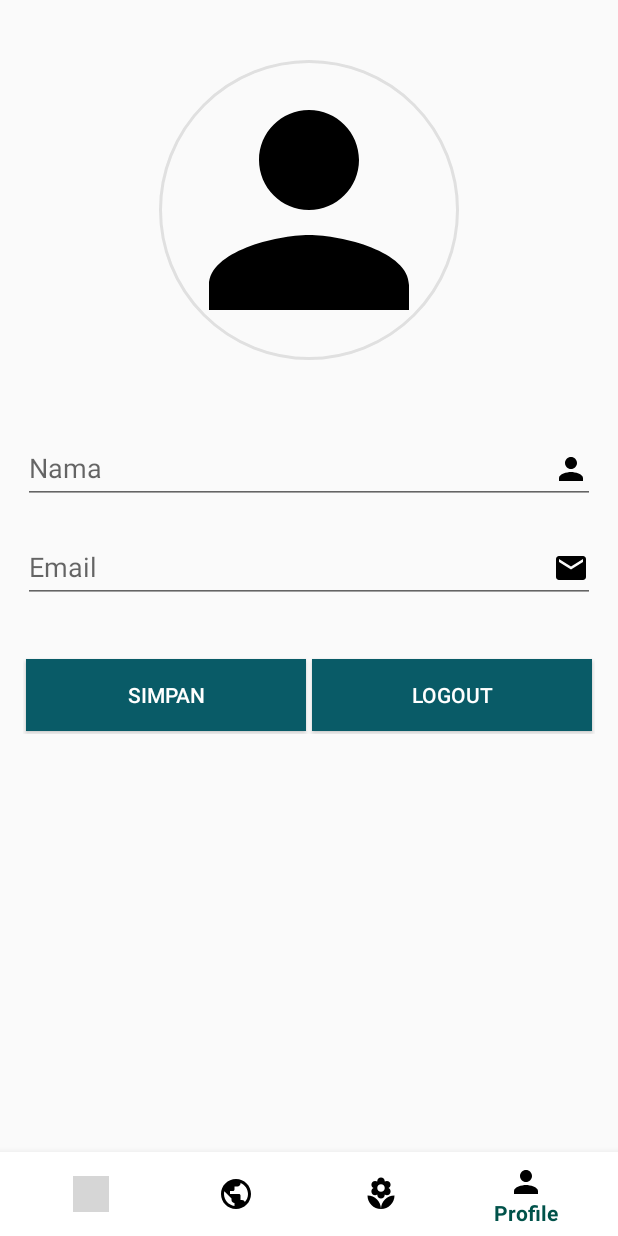
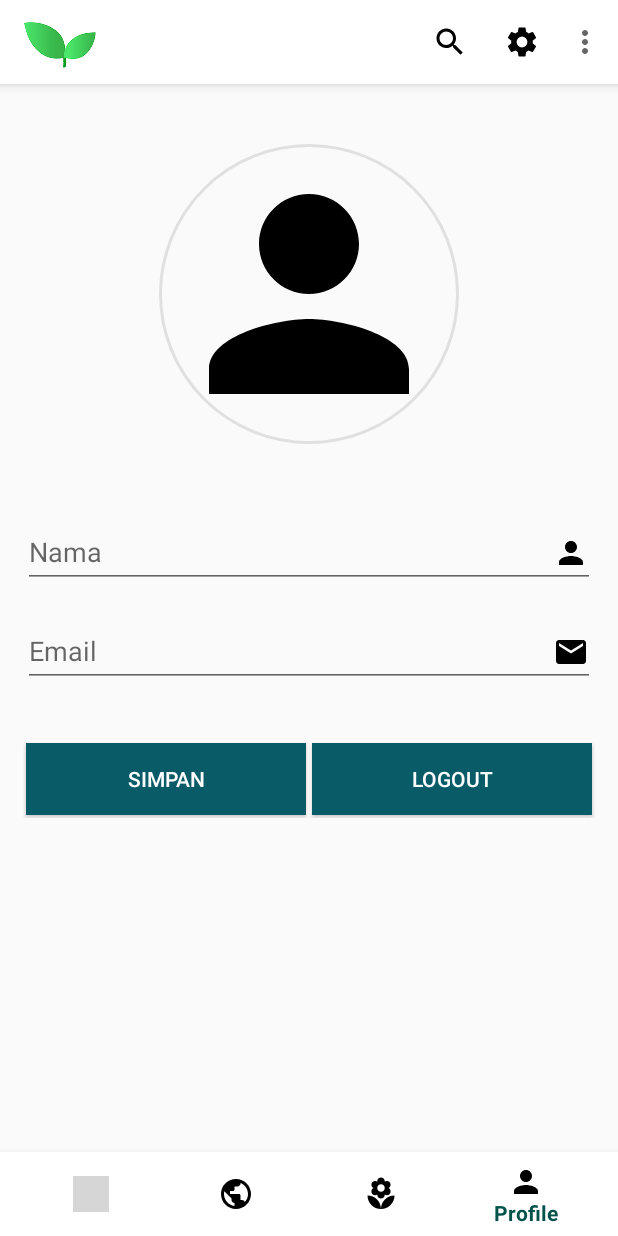
Before and after one commit to bondan-en28/Banyan, an Android app: the MainActivity screen opened directly, with no data from a screen before it, item 4 of the bottom bar chosen, on a phone screen of 412 x 824 dp. Run offline under Robolectric (Android 15) with nearby library versions, the phone set to English and light mode, and no system bars; our stand-ins replace CircleImageView, Picasso, Volley; network calls fail; pictures from the network do not load; 2 statements that could not run were skipped; grey boxes are pictures that could not be loaded.

Commit message:
Toolbar Updated, Banyan Now Online!

```diff
--- a/app/src/main/java/com/bintang/banyan/MainActivity.java
+++ b/app/src/main/java/com/bintang/banyan/MainActivity.java
@@ -6,7 +6,9 @@ import android.support.annotation.NonNull;
 import android.support.design.widget.BottomNavigationView;
 import android.support.v4.app.Fragment;
 import android.support.v7.app.AppCompatActivity;
+import android.support.v7.widget.Toolbar;
 import android.util.Log;
+import android.view.Menu;
 import android.view.MenuItem;
 import android.widget.Toast;
 
@@ -35,6 +37,35 @@ public class MainActivity extends AppCompatActivity {
     public static String name, email, photo, getId;
     private static String URL_READ = "https://bonbon28.000webhostapp.com/banyan/read_detail.php";
     SessionManager sessionManager;
+    Toolbar toolbar;
+    private BottomNavigationView.OnNavigationItemSelectedListener mOnNavigationItemSelectedListener
+            = new BottomNavigationView.OnNavigationItemSelectedListener() {
+
+        @Override
+        public boolean onNavigationItemSelected(@NonNull MenuItem item) {
+            Fragment fragment = null;
+
+            switch (item.getItemId()) {
+                case R.id.navigation_beranda:
+                    fragment = new TabBerandaFragment();
+                    toolbar.setTitle("Banyan");
+                    break;
+                case R.id.navigation_social:
+                    toolbar.setTitle("Feed");
+                    fragment = new TabSocialFragment();
+                    break;
+                case R.id.navigation_kebun:
+                    toolbar.setTitle("Progress");
+                    fragment = new TabKebunFragment();
+                    break;
+                case R.id.navigation_profile:
+                    toolbar.setTitle(name);
+                    fragment = new TabProfileFragment();
+                    break;
+            }
+            return loadFragment(fragment);
+        }
+    };
 
     @Override
     protected void onCreate(Bundle savedInstanceState) {
@@ -42,6 +73,9 @@ public class MainActivity extends AppCompatActivity {
         setContentView(R.layout.activity_main);
         BottomNavigationView navView = findViewById(R.id.nav_view);
         navView.setOnNavigationItemSelectedListener(mOnNavigationItemSelectedListener);
+
+        toolbar = findViewById(R.id.toolbar);
+        setSupportActionBar(toolbar);
 
         sessionManager = new SessionManager(this);
         sessionManager.checkLogin();
@@ -53,6 +87,12 @@ public class MainActivity extends AppCompatActivity {
         loadFragment(new TabBerandaFragment());
         getUserDetail();
 
+    }
+
+    @Override
+    public boolean onCreateOptionsMenu(Menu menu) {
+        getMenuInflater().inflate(R.menu.toolbar_menu, menu);
+        return true;
     }
 
     private void getUserDetail() {
@@ -118,30 +158,24 @@ public class MainActivity extends AppCompatActivity {
         super.onResume();
     }
 
-    private BottomNavigationView.OnNavigationItemSelectedListener mOnNavigationItemSelectedListener
-            = new BottomNavigationView.OnNavigationItemSelectedListener() {
+    @Override
+    public boolean onOptionsItemSelected(MenuItem item) {
+        int id = item.getItemId();
 
-        @Override
-        public boolean onNavigationItemSelected(@NonNull MenuItem item) {
-            Fragment fragment = null;
+        if (id == R.id.menu_share) {
+            Toast.makeText(this, "Share", Toast.LENGTH_SHORT).show();
+        } else if (id == R.id.menu_about) {
+            Toast.makeText(this, "About", Toast.LENGTH_SHORT).show();
+        } else if (id == R.id.menu_exit) {
+            finish();
+        } else if (id == R.id.menu_search) {
+            Toast.makeText(this, "Search", Toast.LENGTH_SHORT).show();
+        } else if (id == R.id.menu_settings) {
+            Toast.makeText(this, "Settings", Toast.LENGTH_SHORT).show();
+        }
 
-            switch (item.getItemId()) {
-                case R.id.navigation_beranda:
-                    fragment = new TabBerandaFragment();
-                    break;
-                case R.id.navigation_social:
-                    fragment = new TabSocialFragment();
-                    break;
-                case R.id.navigation_kebun:
-                    fragment = new TabKebunFragment();
-                    break;
-                case R.id.navigation_profile:
-                    fragment = new TabProfileFragment();
-                    break;
-            }
-            return loadFragment(fragment);
-        }
-    };
+        return true;
+    }
 
     public boolean loadFragment(Fragment fragment) {
         if (fragment != null) {
--- /dev/null
+++ b/app/src/main/res/drawable/ic_search_black_24dp.xml
@@ -0,0 +1,9 @@
+<vector xmlns:android="http://schemas.android.com/apk/res/android"
+    android:width="24dp"
+    android:height="24dp"
+    android:viewportWidth="24.0"
+    android:viewportHeight="24.0">
+    <path
+        android:fillColor="#FF000000"
+        android:pathData="M15.5,14h-0.79l-0.28,-0.27C15.41,12.59 16,11.11 16,9.5 16,5.91 13.09,3 9.5,3S3,5.91 3,9.5 5.91,16 9.5,16c1.61,0 3.09,-0.59 4.23,-1.57l0.27,0.28v0.79l5,4.99L20.49,19l-4.99,-5zM9.5,14C7.01,14 5,11.99 5,9.5S7.01,5 9.5,5 14,7.01 14,9.5 11.99,14 9.5,14z" />
+</vector>
--- /dev/null
+++ b/app/src/main/res/drawable/ic_settings_black_24dp.xml
@@ -0,0 +1,9 @@
+<vector xmlns:android="http://schemas.android.com/apk/res/android"
+    android:width="24dp"
+    android:height="24dp"
+    android:viewportWidth="24"
+    android:viewportHeight="24">
+    <path
+        android:fillColor="#FF000000"
+        android:pathData="M19.1,12.9a2.8,2.8 0,0 0,0.1 -0.9,2.8 2.8,0 0,0 -0.1,-0.9l2.1,-1.6a0.7,0.7 0,0 0,0.1 -0.6L19.4,5.5a0.7,0.7 0,0 0,-0.6 -0.2l-2.4,1a6.5,6.5 0,0 0,-1.6 -0.9l-0.4,-2.6a0.5,0.5 0,0 0,-0.5 -0.4H10.1a0.5,0.5 0,0 0,-0.5 0.4L9.3,5.4a5.6,5.6 0,0 0,-1.7 0.9l-2.4,-1a0.4,0.4 0,0 0,-0.5 0.2l-2,3.4c-0.1,0.2 0,0.4 0.2,0.6l2,1.6a2.8,2.8 0,0 0,-0.1 0.9,2.8 2.8,0 0,0 0.1,0.9L2.8,14.5a0.7,0.7 0,0 0,-0.1 0.6l1.9,3.4a0.7,0.7 0,0 0,0.6 0.2l2.4,-1a6.5,6.5 0,0 0,1.6 0.9l0.4,2.6a0.5,0.5 0,0 0,0.5 0.4h3.8a0.5,0.5 0,0 0,0.5 -0.4l0.3,-2.6a5.6,5.6 0,0 0,1.7 -0.9l2.4,1a0.4,0.4 0,0 0,0.5 -0.2l2,-3.4c0.1,-0.2 0,-0.4 -0.2,-0.6ZM12,15.6A3.6,3.6 0,1 1,15.6 12,3.6 3.6,0 0,1 12,15.6Z" />
+</vector>
--- a/app/src/main/res/layout/activity_main.xml
+++ b/app/src/main/res/layout/activity_main.xml
@@ -7,7 +7,20 @@
     android:layout_height="match_parent"
     tools:context=".MainActivity">
 
+    <android.support.v7.widget.Toolbar
+        android:id="@+id/toolbar"
+        android:layout_width="match_parent"
+        android:layout_height="wrap_content"
+        android:background="@android:color/white"
+        android:elevation="5dp"
+        app:logo="@mipmap/ic_launcher"
+        app:title="Banyan"
+        app:titleMarginStart="40dp">
+
+    </android.support.v7.widget.Toolbar>
+
     <FrameLayout
+        android:layout_below="@id/toolbar"
         android:id="@+id/fragment_container"
         android:layout_width="match_parent"
         android:layout_height="match_parent"
@@ -16,6 +29,7 @@
     <android.support.design.widget.BottomNavigationView
         android:layout_width="match_parent"
         android:id="@+id/nav_view"
+        android:elevation="5dp"
         android:layout_alignParentBottom="true"
         android:layout_height="wrap_content"
         android:background="@android:color/white"
--- /dev/null
+++ b/app/src/main/res/menu/toolbar_menu.xml
@@ -0,0 +1,29 @@
+<?xml version="1.0" encoding="utf-8"?>
+<menu xmlns:android="http://schemas.android.com/apk/res/android"
+    xmlns:app="http://schemas.android.com/apk/res-auto">
+
+    <item
+        android:id="@+id/menu_share"
+        android:title="Share" />
+
+    <item
+        android:id="@+id/menu_about"
+        android:title="About" />
+    <item
+        android:id="@+id/menu_exit"
+        android:title="Exit" />
+    <item
+        android:id="@+id/menu_search"
+        android:icon="@drawable/ic_search_black_24dp"
+        android:iconTint="@android:color/black"
+        android:title="Search"
+        app:showAsAction="always" />
+
+    <item
+        android:id="@+id/menu_settings"
+        android:icon="@drawable/ic_settings_black_24dp"
+        android:iconTint="@android:color/black"
+        android:title="Settings"
+        app:showAsAction="always" />
+
+</menu>
```
Also changed, not shown: app/src/main/res/drawable/ic_share_black_24dp.xml (added, +9 -0 lines).
